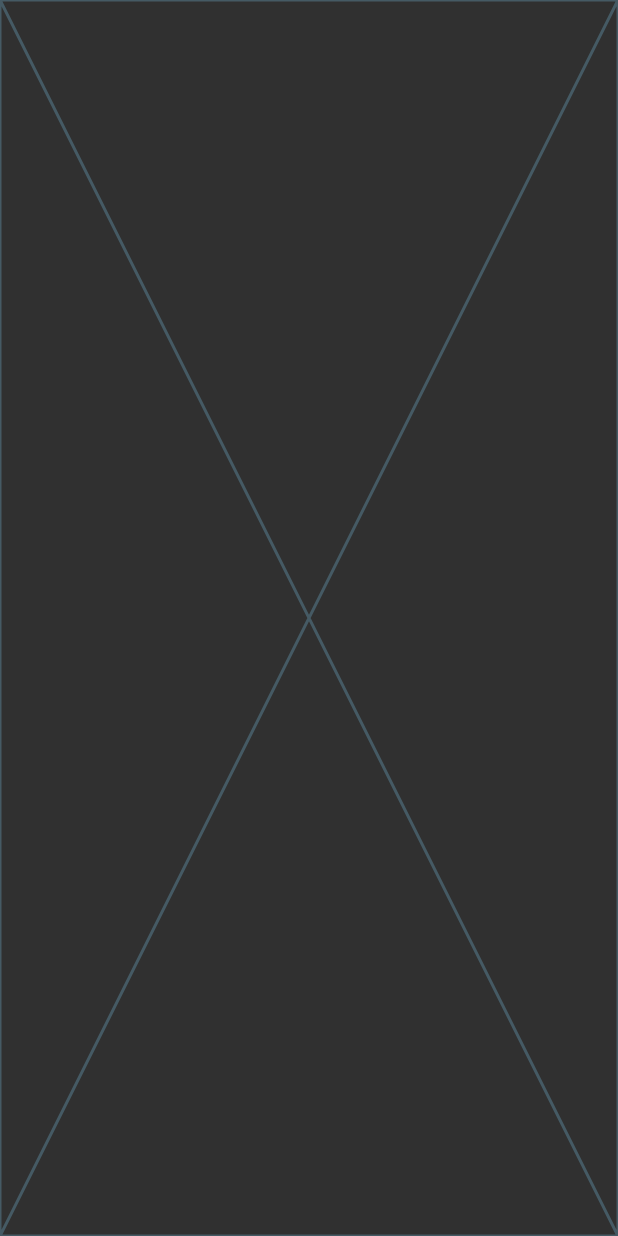
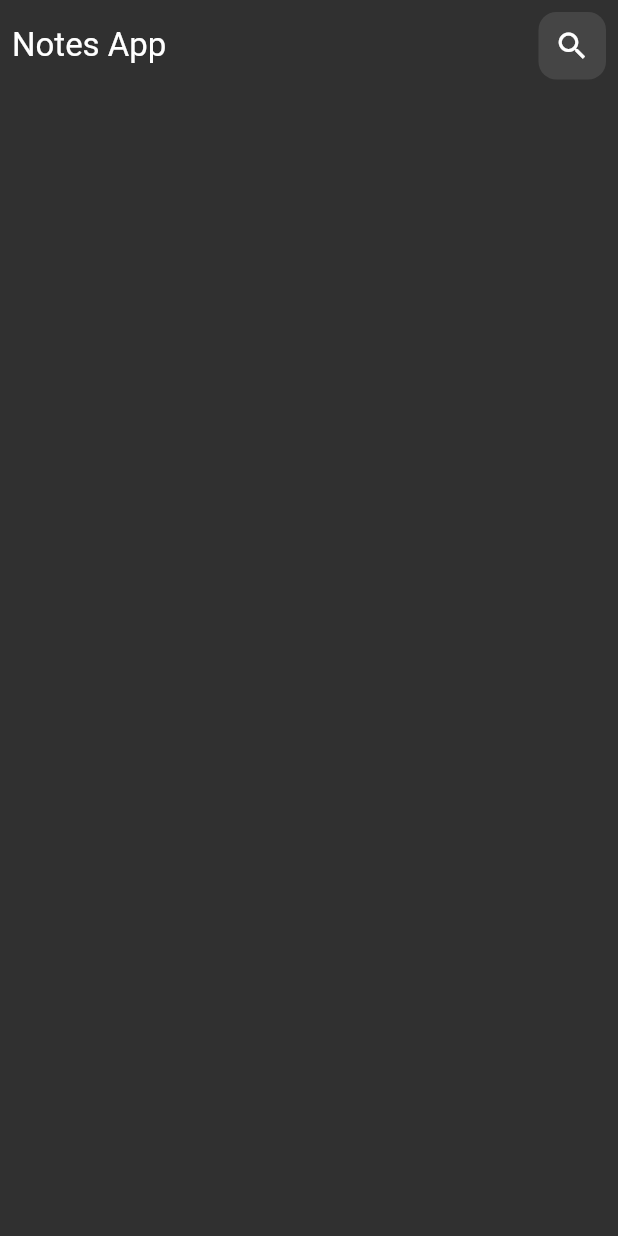
Before and after one commit to Adel-Saad/test_app, a Flutter app: the screen it shows after launch, on a phone screen of 412 x 824 dp. Run offline on Flutter 3.47's test engine with Material 2 defaults, Android fonts, the phone set to English and light mode, and no system bars.

Commit message:
make custom app bar

```diff
--- a/lib/main.dart
+++ b/lib/main.dart
@@ -14,7 +14,9 @@ class NotesApp extends StatelessWidget {
       debugShowCheckedModeBanner: false,
       theme: ThemeData.dark(),
       home: const Scaffold(
-        body: NotesView(),
+        body: SafeArea(
+          child: NotesView(),
+        ),
       ),
     );
   }
--- a/lib/views/notes_view.dart
+++ b/lib/views/notes_view.dart
@@ -1,10 +1,14 @@
 import 'package:flutter/material.dart';
+import 'package:test_app/views/widgets/notes_view_body.dart';
 
 class NotesView extends StatelessWidget {
   const NotesView({super.key});
 
   @override
   Widget build(BuildContext context) {
-    return const Placeholder();
+    return const Padding(
+      padding: EdgeInsets.all(8.0),
+      child: NotesViewBody(),
+    );
   }
 }
--- /dev/null
+++ b/lib/views/widgets/custom_app_bar.dart
@@ -0,0 +1,17 @@
+import 'package:flutter/material.dart';
+import 'package:test_app/views/widgets/custom_icon_button.dart';
+
+class CustomAppBar extends StatelessWidget {
+  const CustomAppBar({super.key});
+
+  @override
+  Widget build(BuildContext context) {
+    return const Row(
+      mainAxisAlignment: MainAxisAlignment.spaceBetween,
+      children: [
+        Text('Notes App', style: TextStyle(fontSize: 22)),
+        CustomIconButton()
+      ],
+    );
+  }
+}
--- /dev/null
+++ b/lib/views/widgets/custom_icon_button.dart
@@ -0,0 +1,23 @@
+import 'package:flutter/material.dart';
+
+class CustomIconButton extends StatelessWidget {
+  const CustomIconButton({super.key});
+
+  @override
+  Widget build(BuildContext context) {
+    return InkWell(
+      onTap: () {},
+      child: Container(
+        height: 45,
+        width: 45,
+        decoration: BoxDecoration(
+          borderRadius: BorderRadius.circular(12),
+          color: Colors.white.withOpacity(0.1),
+        ),
+        child: const Center(
+          child: Icon(Icons.search),
+        ),
+      ),
+    );
+  }
+}
--- /dev/null
+++ b/lib/views/widgets/notes_view_body.dart
@@ -0,0 +1,15 @@
+import 'package:flutter/material.dart';
+import 'package:test_app/views/widgets/custom_app_bar.dart';
+
+class NotesViewBody extends StatelessWidget {
+  const NotesViewBody({super.key});
+
+  @override
+  Widget build(BuildContext context) {
+    return const Column(
+      children: [
+        CustomAppBar(),
+      ],
+    );
+  }
+}
```
